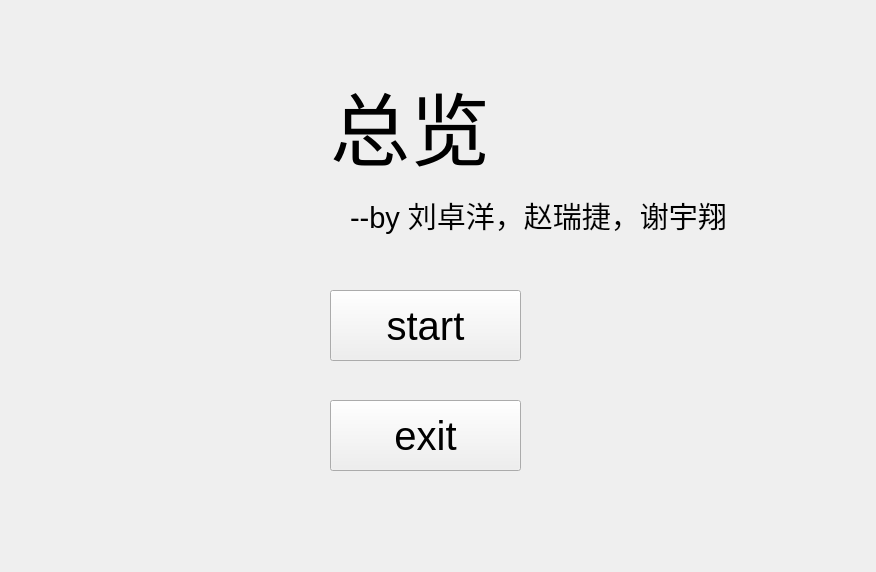
Above: subway/menu.ui from imv05/QT before the change. Below: the same form after it.
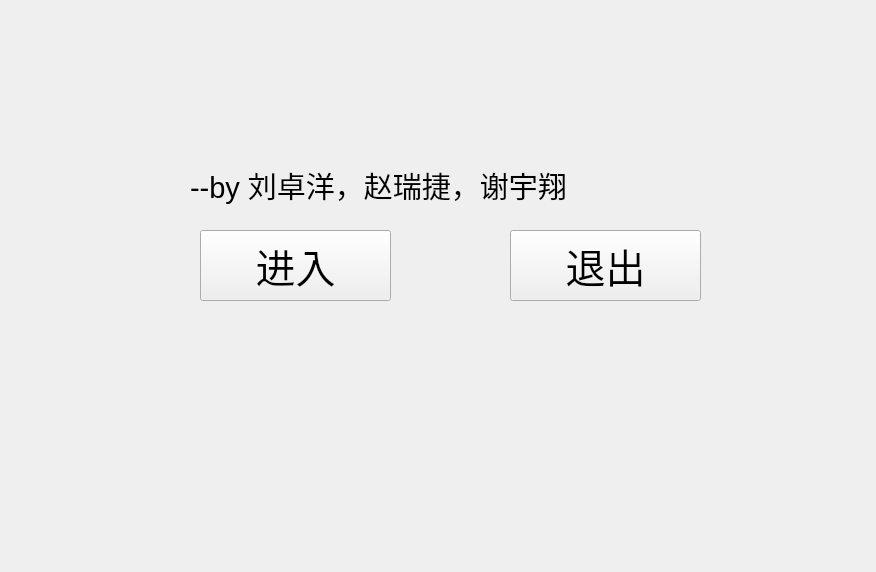
That is the form after the change.

```diff
--- a/subway/menu.ui
+++ b/subway/menu.ui
@@ -16,8 +16,8 @@
   <widget class="QPushButton" name="pushButton">
    <property name="geometry">
     <rect>
-     <x>330</x>
-     <y>290</y>
+     <x>200</x>
+     <y>230</y>
      <width>191</width>
      <height>71</height>
     </rect>
@@ -31,33 +31,14 @@
     <cursorShape>PointingHandCursor</cursorShape>
    </property>
    <property name="text">
-    <string>start</string>
-   </property>
-  </widget>
-  <widget class="QLabel" name="label">
-   <property name="geometry">
-    <rect>
-     <x>330</x>
-     <y>60</y>
-     <width>201</width>
-     <height>131</height>
-    </rect>
-   </property>
-   <property name="font">
-    <font>
-     <family>交通标志专用字体</family>
-     <pointsize>60</pointsize>
-    </font>
-   </property>
-   <property name="text">
-    <string>总览</string>
+    <string>进入</string>
    </property>
   </widget>
   <widget class="QLabel" name="label_2">
    <property name="geometry">
     <rect>
-     <x>350</x>
-     <y>190</y>
+     <x>190</x>
+     <y>160</y>
      <width>501</width>
      <height>51</height>
     </rect>
@@ -74,8 +55,8 @@
   <widget class="QPushButton" name="pushButton_2">
    <property name="geometry">
     <rect>
-     <x>330</x>
-     <y>400</y>
+     <x>510</x>
+     <y>230</y>
      <width>191</width>
      <height>71</height>
     </rect>
@@ -89,7 +70,7 @@
     <cursorShape>PointingHandCursor</cursorShape>
    </property>
    <property name="text">
-    <string>exit</string>
+    <string>退出</string>
    </property>
    <property name="flat">
     <bool>false</bool>
```
Left out of the diff: 1 changed line with no effect on the pictures.
